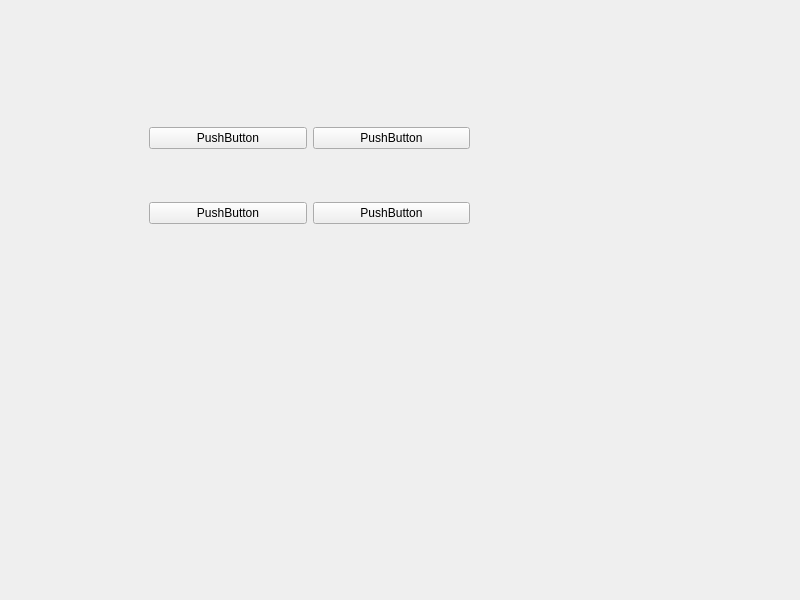
This is code/3.Layouts/2.gridLayout/gridLayout/widget.ui in vistar-terry/Qt-Learning as Qt 5 draws it before an edit. The edited form follows.
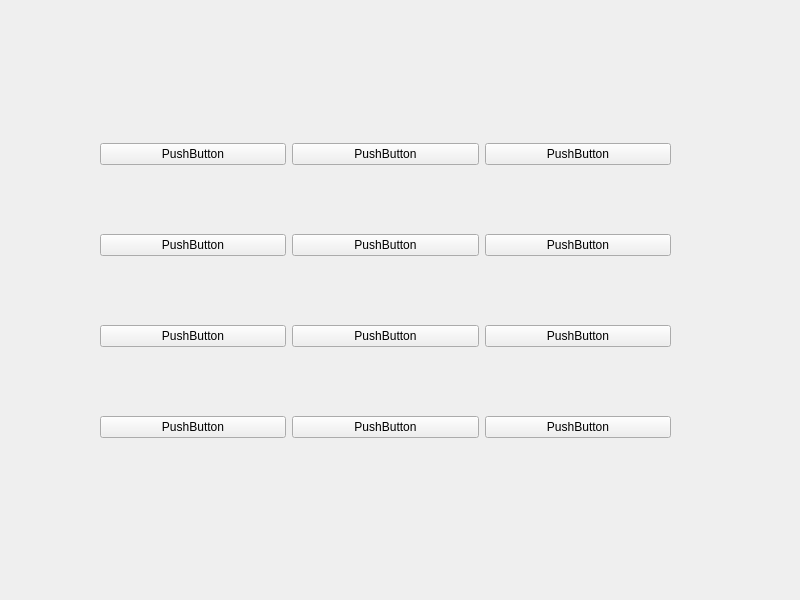
This is the edited form.

```diff
--- a/code/3.Layouts/2.gridLayout/gridLayout/widget.ui
+++ b/code/3.Layouts/2.gridLayout/gridLayout/widget.ui
@@ -16,15 +16,29 @@
   <widget class="QWidget" name="gridLayoutWidget">
    <property name="geometry">
     <rect>
-     <x>149</x>
+     <x>100</x>
      <y>80</y>
-     <width>321</width>
-     <height>191</height>
+     <width>571</width>
+     <height>421</height>
     </rect>
    </property>
    <layout class="QGridLayout" name="gridLayout">
-    <item row="0" column="1">
-     <widget class="QPushButton" name="pushButton_2">
+    <item row="0" column="2">
+     <widget class="QPushButton" name="pushButton_5">
+      <property name="text">
+       <string>PushButton</string>
+      </property>
+     </widget>
+    </item>
+    <item row="1" column="1">
+     <widget class="QPushButton" name="pushButton_4">
+      <property name="text">
+       <string>PushButton</string>
+      </property>
+     </widget>
+    </item>
+    <item row="2" column="2">
+     <widget class="QPushButton" name="pushButton_9">
       <property name="text">
        <string>PushButton</string>
       </property>
@@ -37,6 +51,13 @@
       </property>
      </widget>
     </item>
+    <item row="2" column="0">
+     <widget class="QPushButton" name="pushButton_7">
+      <property name="text">
+       <string>PushButton</string>
+      </property>
+     </widget>
+    </item>
     <item row="1" column="0">
      <widget class="QPushButton" name="pushButton_3">
       <property name="text">
@@ -44,8 +65,43 @@
       </property>
      </widget>
     </item>
-    <item row="1" column="1">
-     <widget class="QPushButton" name="pushButton_4">
+    <item row="2" column="1">
+     <widget class="QPushButton" name="pushButton_8">
+      <property name="text">
+       <string>PushButton</string>
+      </property>
+     </widget>
+    </item>
+    <item row="1" column="2">
+     <widget class="QPushButton" name="pushButton_6">
+      <property name="text">
+       <string>PushButton</string>
+      </property>
+     </widget>
+    </item>
+    <item row="0" column="1">
+     <widget class="QPushButton" name="pushButton_2">
+      <property name="text">
+       <string>PushButton</string>
+      </property>
+     </widget>
+    </item>
+    <item row="3" column="0">
+     <widget class="QPushButton" name="pushButton_10">
+      <property name="text">
+       <string>PushButton</string>
+      </property>
+     </widget>
+    </item>
+    <item row="3" column="1">
+     <widget class="QPushButton" name="pushButton_11">
+      <property name="text">
+       <string>PushButton</string>
+      </property>
+     </widget>
+    </item>
+    <item row="3" column="2">
+     <widget class="QPushButton" name="pushButton_12">
       <property name="text">
        <string>PushButton</string>
       </property>
```
